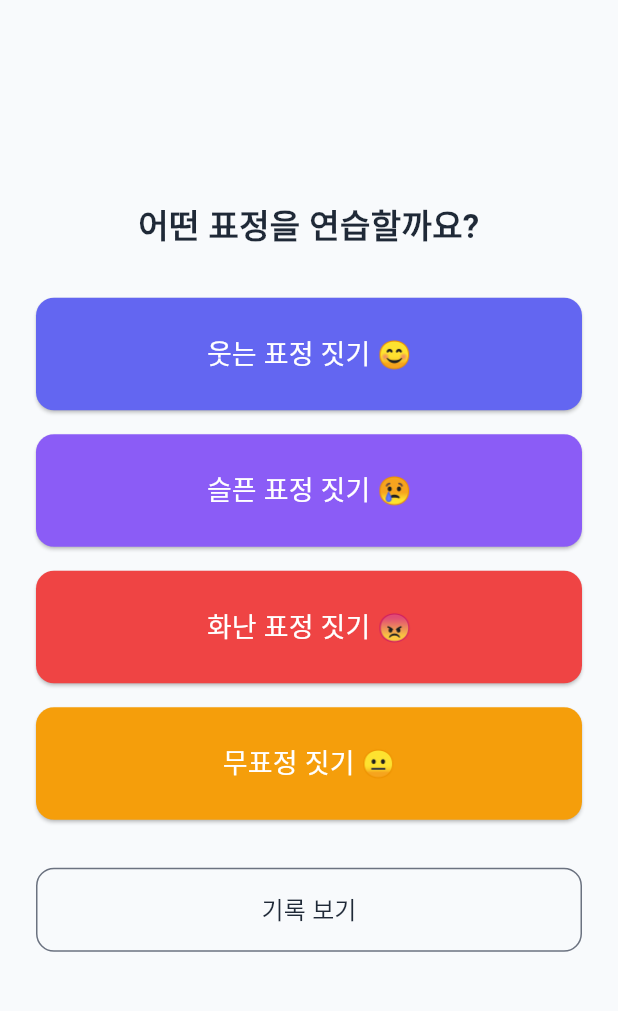
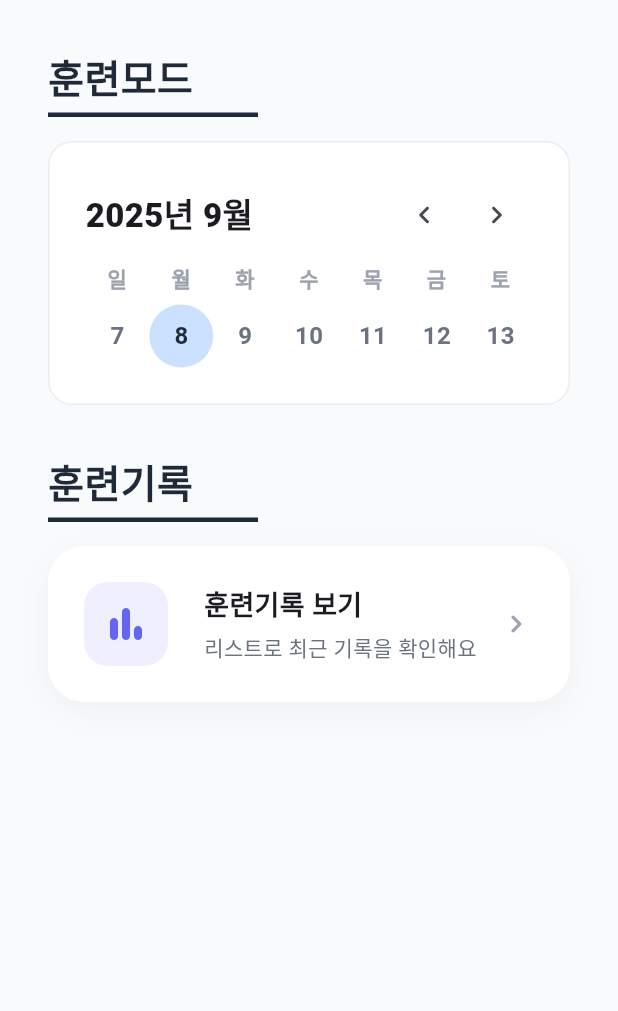
Before and after one commit to minseodaa/2025-HOPE-new, a Flutter app: the screen it shows after launch, on a phone screen of 412 x 824 dp, the part 84-1095 px from its top. Run offline on Flutter 3.47's test engine with Material 3 defaults, Android fonts, the phone set to English and light mode, and no system bars; our stand-ins replace camera, fl_chart, get, permission_handler, shared_preferences; missing offline and left inert: google_mlkit_commons, google_mlkit_face_detection; Roboto replaces fonts that are missing (Pretendard).

Commit message:
feat: 훈련 ui

```diff
--- a/lib/main.dart
+++ b/lib/main.dart
@@ -2,15 +2,21 @@
 import 'package:get/get.dart';
 import 'package:camera/camera.dart';
 import 'package:permission_handler/permission_handler.dart';
+import 'package:intl/intl.dart';
+import 'package:intl/date_symbol_data_local.dart';
 // import 'package:google_mlkit_face_detection/google_mlkit_face_detection.dart';
 // import 'package:flutter_animate/flutter_animate.dart';
 
 import 'utils/constants.dart';
-import 'views/expression_select_screen.dart';
+import 'views/home_screen.dart';
 
 void main() async {
   // Flutter 바인딩 초기화
   WidgetsFlutterBinding.ensureInitialized();
+
+  // 한국어 로케일 초기화 (주간 달력의 DateFormat 사용을 위해 필요)
+  Intl.defaultLocale = 'ko_KR';
+  await initializeDateFormatting('ko_KR');
 
   // 일부 환경에서 runApp 이전의 availableCameras 호출 시 MissingPluginException이 발생할 수 있어
   // 카메라 선택은 runApp 이후 위젯 트리에서 처리합니다.
@@ -45,7 +51,7 @@
               body: Center(child: Text('카메라를 초기화할 수 없습니다.')),
             );
           }
-          return ExpressionSelectScreen(camera: snapshot.data!);
+          return HomeScreen(camera: snapshot.data!);
         },
       ),
       debugShowCheckedModeBanner: false,
--- a/lib/views/expression_select_screen.dart
+++ b/lib/views/expression_select_screen.dart
@@ -1,12 +1,11 @@
-
 import 'package:flutter/material.dart';
 import 'package:camera/camera.dart';
 import 'package:get/get.dart';
+import 'package:intl/intl.dart';
 
 import '../models/expression_type.dart';
 import '../utils/constants.dart';
 import 'training_screen.dart';
-import 'history_screen.dart';
 
 class ExpressionSelectScreen extends StatelessWidget {
   final CameraDescription camera;
@@ -19,99 +18,163 @@ class ExpressionSelectScreen extends StatelessWidget {
 
   @override
   Widget build(BuildContext context) {
+    final String todayLabel = DateFormat(
+      'y년 M월 d일 (EEE)',
+      'ko',
+    ).format(DateTime.now());
     return Scaffold(
       backgroundColor: AppColors.background,
       appBar: AppBar(
-        title: const Text(AppStrings.appTitle),
+        title: const Text(
+          '훈련모드',
+          style: TextStyle(fontWeight: FontWeight.w800),
+        ),
         backgroundColor: AppColors.surface,
         centerTitle: true,
       ),
       body: Padding(
         padding: const EdgeInsets.all(AppSizes.lg),
         child: Column(
-          mainAxisAlignment: MainAxisAlignment.center,
           crossAxisAlignment: CrossAxisAlignment.stretch,
           children: [
-            const Text(
-              '어떤 표정을 연습할까요?',
-              textAlign: TextAlign.center,
+            Row(
+              children: [
+                Expanded(
+                  child: Text(
+                    todayLabel,
+                    style: TextStyle(fontSize: 20, fontWeight: FontWeight.w800),
+                  ),
+                ),
+              ],
+            ),
+            const SizedBox(height: 6),
+            Align(
+              alignment: Alignment.centerLeft,
+              child: FractionallySizedBox(
+                widthFactor: 0.55, // 화면 너비의 18% 길이
+                child: Container(height: 3, color: AppColors.textPrimary),
+              ),
+            ),
+            const SizedBox(height: AppSizes.md),
+            Container(
+              padding: const EdgeInsets.symmetric(
+                vertical: AppSizes.md,
+                horizontal: AppSizes.lg,
+              ),
+              decoration: BoxDecoration(
+                color: AppColors.textSecondary.withOpacity(0.25),
+                borderRadius: BorderRadius.circular(AppRadius.md),
+              ),
+              child: Row(
+                children: [
+                  const Expanded(
+                    child: Text(
+                      '진척도에 따른 표정 훈련 제안',
                       style: TextStyle(
-                fontSize: 22,
+                        fontSize: 16,
                         fontWeight: FontWeight.w600,
-                color: AppColors.textPrimary,
+                      ),
+                    ),
+                  ),
+                ],
               ),
             ),
             const SizedBox(height: AppSizes.xl),
-            ElevatedButton(
-              onPressed: () => _navigate(context, ExpressionType.smile),
-              style: ElevatedButton.styleFrom(
-                backgroundColor: AppColors.primary,
-                foregroundColor: AppColors.surface,
-                padding: const EdgeInsets.symmetric(vertical: AppSizes.lg),
-                shape: RoundedRectangleBorder(
-                  borderRadius: BorderRadius.circular(AppRadius.md),
+            Expanded(
+              child: GridView.count(
+                crossAxisCount: 2,
+                crossAxisSpacing: AppSizes.lg,
+                mainAxisSpacing: AppSizes.lg,
+                childAspectRatio: 0.7,
+                children: [
+                  _gridItem(
+                    title: '웃는 표정',
+                    emoji: '😊',
+                    buttonColor: AppColors.primary,
+                    onTrain: () => _navigate(context, ExpressionType.smile),
                   ),
+                  _gridItem(
+                    title: '화난 표정',
+                    emoji: '😠',
+                    buttonColor: AppColors.error,
+                    onTrain: () => _navigate(context, ExpressionType.angry),
                   ),
-              child: const Text('웃는 표정 짓기 😊', style: TextStyle(fontSize: 18)),
+                  _gridItem(
+                    title: '슬픈 표정',
+                    emoji: '😢',
+                    buttonColor: AppColors.secondary,
+                    onTrain: () => _navigate(context, ExpressionType.sad),
                   ),
-            const SizedBox(height: AppSizes.md),
-            ElevatedButton(
-              onPressed: () => _navigate(context, ExpressionType.sad),
-              style: ElevatedButton.styleFrom(
-                backgroundColor: AppColors.secondary,
-                foregroundColor: AppColors.surface,
-                padding: const EdgeInsets.symmetric(vertical: AppSizes.lg),
-                shape: RoundedRectangleBorder(
-                  borderRadius: BorderRadius.circular(AppRadius.md),
+                  _gridItem(
+                    title: '무표정',
+                    emoji: '😐',
+                    buttonColor: AppColors.accent,
+                    onTrain: () => _navigate(context, ExpressionType.neutral),
                   ),
+                ],
               ),
-              child: const Text('슬픈 표정 짓기 😢', style: TextStyle(fontSize: 18)),
-            ),
-            const SizedBox(height: AppSizes.md),
-            ElevatedButton(
-              onPressed: () =>
-                  _navigate(context, ExpressionType.angry), // ## 화난 표정 버튼 추가 ##
-              style: ElevatedButton.styleFrom(
-                backgroundColor: AppColors.error,
-                foregroundColor: AppColors.surface,
-                padding: const EdgeInsets.symmetric(vertical: AppSizes.lg),
-                shape: RoundedRectangleBorder(
-                  borderRadius: BorderRadius.circular(AppRadius.md),
-                ),
-              ),
-              child: const Text('화난 표정 짓기 😠', style: TextStyle(fontSize: 18)),
-            ),
-            const SizedBox(height: AppSizes.md),
-            ElevatedButton(
-              onPressed: () => _navigate(context, ExpressionType.neutral),
-              style: ElevatedButton.styleFrom(
-                backgroundColor: AppColors.accent,
-                foregroundColor: AppColors.surface,
-                padding: const EdgeInsets.symmetric(vertical: AppSizes.lg),
-                shape: RoundedRectangleBorder(
-                  borderRadius: BorderRadius.circular(AppRadius.md),
-                ),
-              ),
-              child: const Text('무표정 짓기 😐', style: TextStyle(fontSize: 18)),
-            ),
-            const SizedBox(height: AppSizes.xl),
-            OutlinedButton(
-              onPressed: () => Navigator.of(
-                context,
-              ).push(MaterialPageRoute(builder: (_) => const HistoryScreen())),
-              style: OutlinedButton.styleFrom(
-                foregroundColor: AppColors.textPrimary,
-                side: const BorderSide(color: AppColors.textSecondary),
-                padding: const EdgeInsets.symmetric(vertical: AppSizes.md),
-                shape: RoundedRectangleBorder(
-                  borderRadius: BorderRadius.circular(AppRadius.md),
-                ),
-              ),
-              child: const Text('기록 보기', style: TextStyle(fontSize: 16)),
             ),
           ],
         ),
       ),
     );
   }
+
+  Widget _gridItem({
+    required String title,
+    required String emoji,
+    required Color buttonColor,
+    required VoidCallback onTrain,
+  }) {
+    return Column(
+      children: [
+        Expanded(
+          child: Container(
+            width: double.infinity,
+            decoration: BoxDecoration(
+              color: AppColors.surface,
+              borderRadius: BorderRadius.circular(AppRadius.lg),
+            ),
+            child: Column(
+              mainAxisAlignment: MainAxisAlignment.center,
+              children: [
+                Padding(
+                  padding: const EdgeInsets.only(top: 8, bottom: 6),
+                  child: Text(emoji, style: const TextStyle(fontSize: 64)),
+                ),
+                const SizedBox(height: 6),
+                Text(
+                  title,
+                  textAlign: TextAlign.center,
+                  style: const TextStyle(
+                    fontSize: 20,
+                    fontWeight: FontWeight.w800,
+                  ),
+                ),
+              ],
+            ),
+          ),
+        ),
+        const SizedBox(height: 8),
+        SizedBox(
+          width: double.infinity,
+          child: ElevatedButton(
+            onPressed: onTrain,
+            style: ElevatedButton.styleFrom(
+              backgroundColor: buttonColor,
+              foregroundColor: AppColors.surface,
+              padding: const EdgeInsets.symmetric(vertical: 14),
+              shape: RoundedRectangleBorder(
+                borderRadius: BorderRadius.circular(AppRadius.md),
+              ),
+            ),
+            child: const Text(
+              '훈련하기',
+              style: TextStyle(fontSize: 16, fontWeight: FontWeight.w600),
+            ),
+          ),
+        ),
+      ],
+    );
   }
+}
--- /dev/null
+++ b/lib/views/home_screen.dart
@@ -0,0 +1,303 @@
+import 'package:flutter/material.dart';
+import 'package:get/get.dart';
+import 'package:camera/camera.dart';
+import 'package:intl/intl.dart';
+
+import '../utils/constants.dart';
+import 'expression_select_screen.dart';
+import 'history_screen.dart';
+
+class HomeScreen extends StatelessWidget {
+  final CameraDescription camera;
+
+  const HomeScreen({super.key, required this.camera});
+
+  @override
+  Widget build(BuildContext context) {
+    return Scaffold(
+      backgroundColor: AppColors.background,
+      appBar: AppBar(
+        title: const Text(AppStrings.appTitle),
+        backgroundColor: AppColors.surface,
+        centerTitle: true,
+        elevation: 0,
+      ),
+      body: Padding(
+        padding: const EdgeInsets.all(AppSizes.xl),
+        child: Column(
+          crossAxisAlignment: CrossAxisAlignment.stretch,
+          children: [
+            _SectionHeader(title: '훈련모드'),
+            const SizedBox(height: AppSizes.md),
+            InkWell(
+              onTap: () => Get.to(() => ExpressionSelectScreen(camera: camera)),
+              borderRadius: BorderRadius.circular(AppRadius.lg),
+              child: Ink(
+                padding: const EdgeInsets.all(AppSizes.lg),
+                decoration: BoxDecoration(
+                  color: AppColors.surface,
+                  borderRadius: BorderRadius.circular(AppRadius.lg),
+                  border: Border.all(
+                    color: AppColors.textTertiary.withOpacity(0.2),
+                  ),
+                ),
+                child: _WeekCalendar(initialDate: DateTime.now()),
+              ),
+            ),
+            const SizedBox(height: AppSizes.xl),
+            _SectionHeader(title: '훈련기록'),
+            const SizedBox(height: AppSizes.md),
+            _BigCard(
+              icon: Icons.bar_chart_rounded,
+              title: '훈련기록 보기',
+              subtitle: '리스트로 최근 기록을 확인해요',
+              onTap: () => Get.to(() => const HistoryScreen()),
+            ),
+          ],
+        ),
+      ),
+    );
+  }
+}
+
+class _SectionHeader extends StatelessWidget {
+  final String title;
+  const _SectionHeader({required this.title});
+
+  @override
+  Widget build(BuildContext context) {
+    return Column(
+      crossAxisAlignment: CrossAxisAlignment.start,
+      children: [
+        Text(
+          title,
+          style: const TextStyle(
+            fontSize: 26,
+            fontWeight: FontWeight.w800,
+            color: AppColors.textPrimary,
+          ),
+        ),
+        const SizedBox(height: 6),
+        Container(height: 3, width: 140, color: AppColors.textPrimary),
+      ],
+    );
+  }
+}
+
+class _WeekCalendar extends StatefulWidget {
+  final DateTime initialDate;
+
+  const _WeekCalendar({required this.initialDate});
+
+  @override
+  State<_WeekCalendar> createState() => _WeekCalendarState();
+}
+
+class _WeekCalendarState extends State<_WeekCalendar> {
+  late DateTime _focused;
+  late DateTime _selected;
+
+  @override
+  void initState() {
+    super.initState();
+    _focused = _stripTime(widget.initialDate);
+    _selected = _focused;
+  }
+
+  DateTime _stripTime(DateTime d) => DateTime(d.year, d.month, d.day);
+
+  DateTime _startOfWeek(DateTime d) {
+    final int delta = d.weekday % 7; // Sun=7 -> 0
+    return _stripTime(d.subtract(Duration(days: delta)));
+  }
+
+  void _changeWeek(int deltaWeeks) {
+    setState(() {
+      _focused = _focused.add(Duration(days: 7 * deltaWeeks));
+    });
+  }
+
+  @override
+  Widget build(BuildContext context) {
+    final start = _startOfWeek(_focused);
+    final days = List<DateTime>.generate(
+      7,
+      (i) => start.add(Duration(days: i)),
+    );
+    final monthLabel = DateFormat('y년 M월', 'ko').format(_focused);
+
+    return Column(
+      crossAxisAlignment: CrossAxisAlignment.start,
+      children: [
+        Row(
+          children: [
+            Text(
+              monthLabel,
+              style: const TextStyle(fontSize: 22, fontWeight: FontWeight.w800),
+            ),
+            const Spacer(),
+            IconButton(
+              icon: const Icon(Icons.chevron_left_rounded),
+              onPressed: () => _changeWeek(-1),
+            ),
+            IconButton(
+              icon: const Icon(Icons.chevron_right_rounded),
+              onPressed: () => _changeWeek(1),
+            ),
+          ],
+        ),
+        const SizedBox(height: AppSizes.sm),
+        Row(
+          mainAxisAlignment: MainAxisAlignment.spaceBetween,
+          children: [
+            _Dow('일'),
+            _Dow('월'),
+            _Dow('화'),
+            _Dow('수'),
+            _Dow('목'),
+            _Dow('금'),
+            _Dow('토'),
+          ],
+        ),
+        const SizedBox(height: AppSizes.sm),
+        Row(
+          children: days.map((d) {
+            final bool isSelected = _selected == d;
+            final bool isToday = _stripTime(DateTime.now()) == d;
+            return Expanded(
+              child: Container(
+                height: 42,
+                decoration: BoxDecoration(
+                  color: isSelected
+                      ? const Color.fromARGB(255, 0, 106, 255).withOpacity(0.2)
+                      : Colors.transparent,
+                  borderRadius: BorderRadius.circular(AppRadius.full),
+                ),
+                alignment: Alignment.center,
+                child: Stack(
+                  alignment: Alignment.center,
+                  children: [
+                    Text(
+                      '${d.day}',
+                      style: TextStyle(
+                        fontSize: 16,
+                        fontWeight: FontWeight.w600,
+                        color: isSelected
+                            ? AppColors.textPrimary
+                            : AppColors.textSecondary,
+                      ),
+                    ),
+                    Positioned(
+                      bottom: 4,
+                      child: Container(
+                        width: 6,
+                        height: 6,
+                        decoration: BoxDecoration(
+                          borderRadius: BorderRadius.circular(3),
+                        ),
+                      ),
+                    ),
+                  ],
+                ),
+              ),
+            );
+          }).toList(),
+        ),
+      ],
+    );
+  }
+}
+
+class _Dow extends StatelessWidget {
+  final String text;
+  const _Dow(this.text);
+
+  @override
+  Widget build(BuildContext context) {
+    return Expanded(
+      child: Center(
+        child: Text(
+          text,
+          textAlign: TextAlign.center,
+          style: const TextStyle(
+            color: AppColors.textTertiary,
+            fontWeight: FontWeight.w600,
+          ),
+        ),
+      ),
+    );
+  }
+}
+
+class _BigCard extends StatelessWidget {
+  final IconData icon;
+  final String title;
+  final String subtitle;
+  final VoidCallback onTap;
+
+  const _BigCard({
+    required this.icon,
+    required this.title,
+    required this.subtitle,
+    required this.onTap,
+  });
+
+  @override
+  Widget build(BuildContext context) {
+    return InkWell(
+      onTap: onTap,
+      borderRadius: BorderRadius.circular(AppRadius.xl),
+      child: Ink(
+        padding: const EdgeInsets.all(AppSizes.lg),
+        decoration: BoxDecoration(
+          color: AppColors.surface,
+          borderRadius: BorderRadius.circular(AppRadius.xl),
+          boxShadow: [
+            BoxShadow(
+              color: Colors.black.withOpacity(0.04),
+              blurRadius: 16,
+              offset: const Offset(0, 6),
+            ),
+          ],
+        ),
+        child: Row(
+          children: [
+            Container(
+              width: 56,
+              height: 56,
+              decoration: BoxDecoration(
+                color: AppColors.primary.withOpacity(0.1),
+                borderRadius: BorderRadius.circular(AppRadius.lg),
+              ),
+              child: Icon(icon, color: AppColors.primary, size: 32),
+            ),
+            const SizedBox(width: AppSizes.lg),
+            Expanded(
+              child: Column(
+                crossAxisAlignment: CrossAxisAlignment.start,
+                children: [
+                  Text(
+                    title,
+                    style: const TextStyle(
+                      fontSize: 18,
+                      fontWeight: FontWeight.w700,
+                    ),
+                  ),
+                  const SizedBox(height: 4),
+                  Text(
+                    subtitle,
+                    style: const TextStyle(color: AppColors.textSecondary),
+                  ),
+                ],
+              ),
+            ),
+            const Icon(
+              Icons.chevron_right_rounded,
+              color: AppColors.textTertiary,
+            ),
+          ],
+        ),
+      ),
+    );
+  }
+}
```
Also changed, not shown: lib/views/training_screen.dart (+29 -11 lines). Lines whose indentation alone changed are shown as unchanged.
